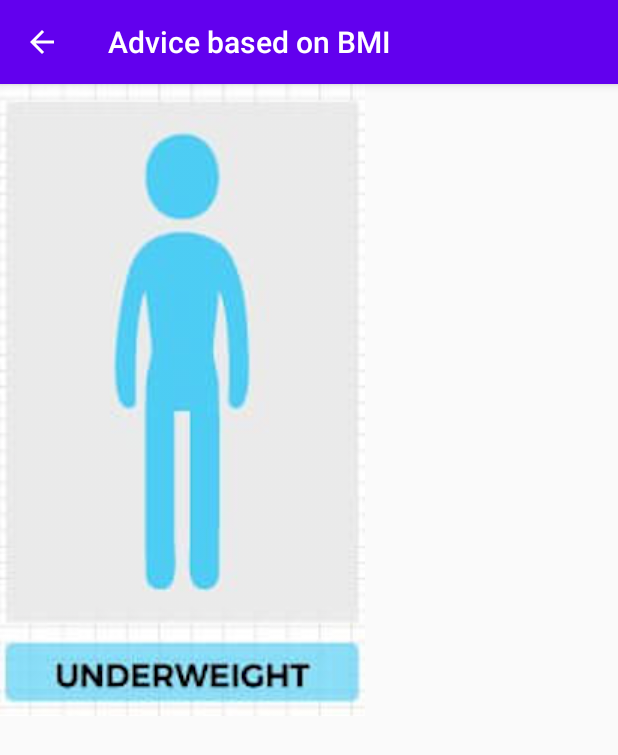
After one commit to Abhijit-Bhatt/BMICalculator, an Android app: the otherActivity screen opened directly, with no data from a screen before it, on a phone screen of 412 x 824 dp. The commit adds this screen. Shown: the top 755 px of the screen. Run offline under Robolectric (Android 15) with nearby library versions, the phone set to English and light mode, and no system bars; 1 statement that could not run was skipped.

Commit message:
finished displaying images

```diff
--- a/app/src/main/AndroidManifest.xml
+++ b/app/src/main/AndroidManifest.xml
@@ -9,6 +9,12 @@
         android:roundIcon="@mipmap/ic_launcher_round"
         android:supportsRtl="true"
         android:theme="@style/AppTheme">
+        <activity android:name=".otherActivity"
+            android:parentActivityName=".MainActivity">
+            <meta-data
+                android:name="android.support.PARENT_ACTIVITY"
+                android:value=".MainActivity" />
+        </activity>
         <activity android:name=".MainActivity">
             <intent-filter>
                 <action android:name="android.intent.action.MAIN" />
--- /dev/null
+++ b/app/src/main/java/com/example/bmicalculator/otherActivity.java
@@ -0,0 +1,35 @@
+package com.example.bmicalculator;
+
+import androidx.appcompat.app.AppCompatActivity;
+
+import android.os.Bundle;
+import android.widget.ImageView;
+
+public class otherActivity extends AppCompatActivity {
+
+    double bmiValue;
+
+    @Override
+    protected void onCreate(Bundle savedInstanceState) {
+        super.onCreate(savedInstanceState);
+        setContentView(R.layout.activity_other);
+        setTitle("Advice based on BMI");
+    }
+
+    @Override
+    public void onStart(){
+        super.onStart();
+        Bundle bundle = getIntent().getExtras();
+        bmiValue = bundle.getDouble("bmi value");
+        ImageView image = findViewById(R.id.imageView);
+        if (bmiValue >= 18.5 && bmiValue <= 24.9){
+            image.setImageResource(R.drawable.healthy);
+        }
+        else if(bmiValue >= 25 && bmiValue <= 29.9){
+            image.setImageResource(R.drawable.overweight);
+        }
+        else if(bmiValue >=30){
+            image.setImageResource(R.drawable.obese);
+        }
+    }
+}
--- /dev/null
+++ b/app/src/main/res/layout/activity_other.xml
@@ -0,0 +1,16 @@
+<?xml version="1.0" encoding="utf-8"?>
+<androidx.constraintlayout.widget.ConstraintLayout xmlns:android="http://schemas.android.com/apk/res/android"
+    xmlns:app="http://schemas.android.com/apk/res-auto"
+    xmlns:tools="http://schemas.android.com/tools"
+    android:layout_width="match_parent"
+    android:layout_height="match_parent"
+    tools:context=".otherActivity">
+
+    <ImageView
+        android:id="@+id/imageView"
+        android:layout_width="wrap_content"
+        android:layout_height="wrap_content"
+        app:srcCompat="@drawable/underweight"
+        tools:layout_editor_absoluteX="70dp"
+        tools:layout_editor_absoluteY="25dp" />
+</androidx.constraintlayout.widget.ConstraintLayout>
```
Also changed, not shown: app/src/main/java/com/example/bmicalculator/MainActivity.java (+22 -6 lines), app/src/main/res/layout/activity_main.xml (+12 -0 lines), app/src/main/res/drawable/healthy.png (added), app/src/main/res/drawable/obese.png (added), app/src/main/res/drawable/overweight.png (added), app/src/main/res/drawable/underweight.png (added).
